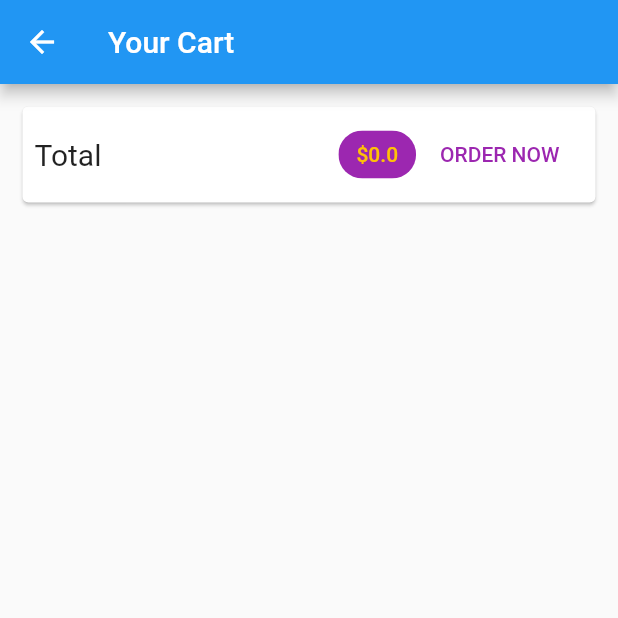
After one commit to ONPOP/Udemy_shopping_app, a Flutter app: the CartScreen screen opened by its route, on a phone screen of 412 x 824 dp, the top half of it. The commit adds this screen. Run offline on Flutter 3.47's test engine with Material 2 defaults, Android fonts, the light colour scheme and no system bars; network calls fail.

Commit message:
order now

```diff
--- a/lib/main.dart
+++ b/lib/main.dart
@@ -5,6 +5,7 @@
 import './screens/product_detail_screen.dart';
 import './screens/products_overview_screen.dart';
 import './providers/cart.dart';
+import './screens/cart_screen.dart';
 
 void main() {
   runApp(MyApp());
@@ -31,6 +32,7 @@
         home: ProductsOverviewScreen(),
         routes: {
           ProductDetailScreen.routeName : (ctx) => ProductDetailScreen(),
+          CartScreen.routeName : (ctx) => CartScreen(),
         },
       ),
     );
--- a/lib/providers/cart.dart
+++ b/lib/providers/cart.dart
@@ -15,11 +15,11 @@
 }
 
 class Cart with ChangeNotifier {
-  late Map<String, CartItem> _items = {};
+  Map<String, CartItem> _items = {};
 
   Map<String, CartItem> get items {
     //List 형식이 아니기 때문에 [] 사용 X!!
-    return {...items};
+    return {..._items};
   }
 
 
@@ -28,6 +28,14 @@
   //즉 itemCount 내부에서는 change하지 않는다!
   int get itemCount {
     return _items.length;
+  }
+
+  double get totalAmount {
+    var total = 0.0;
+    _items.forEach((key, cartItem) {
+      total += (cartItem.price * cartItem.quantity);
+    });
+    return total;
   }
 
   void addItem(
@@ -55,6 +63,13 @@
             quantity: 1),
       );
     }
+    print(_items.keys.toString());
     notifyListeners();
   }
+
+  void removeItem (String productId){
+    _items.remove(productId);
+    notifyListeners();
+  }
+
 }
--- /dev/null
+++ b/lib/screens/cart_screen.dart
@@ -0,0 +1,73 @@
+import 'package:provider/provider.dart';
+import 'package:flutter/material.dart';
+
+import '../providers/cart.dart';
+//import '../providers/cart.dart' show Cart;
+//이 screen에서는 Cart class만 필요하기 때문!!
+import '../widgets/cart_item.dart' as ci;
+
+class CartScreen extends StatelessWidget {
+  static const routeName = '/cart-screen';
+
+  @override
+  Widget build(BuildContext context) {
+    final cart = Provider.of<Cart>(context, listen: false);
+    return Scaffold(
+      appBar: AppBar(
+        title: Text('Your Cart'),
+      ),
+      body: Column(
+        children: <Widget>[
+          Card(
+            margin: EdgeInsets.all(15),
+            child: Padding(
+              padding: EdgeInsets.all(8),
+              child: Row(
+                mainAxisAlignment: MainAxisAlignment.spaceBetween,
+                children: <Widget>[
+                  Text(
+                    'Total',
+                    style: TextStyle(fontSize: 20),
+                  ),
+                  Spacer(),
+                  Chip(
+                    label: Text(
+                      '\$${cart.totalAmount}',
+                      style: TextStyle(
+                        color: Colors.amber,
+                      ),
+                    ),
+                    backgroundColor: Theme.of(context).primaryColor,
+                  ),
+                  FlatButton(
+                    child: Text('ORDER NOW'),
+                    onPressed: () {},
+                    textColor: Theme.of(context).primaryColor,
+                  )
+                ],
+              ),
+            ),
+          ),
+          SizedBox(
+            height: 30,
+          ),
+          Expanded(
+            child: ListView.builder(
+              itemBuilder: (ctx, i) {
+                return ci.CartItem(
+                  //Cart는 Map<String,CartItem> 형식 !! List X!!
+                  cart.items.values.toList()[i].id,
+                  cart.items.keys.toList()[i],
+                  cart.items.values.toList()[i].price,
+                  cart.items.values.toList()[i].quantity,
+                  cart.items.values.toList()[i].title,
+                );
+              },
+              itemCount: cart.items.length,
+            ),
+          ),
+        ],
+      ),
+    );
+  }
+}
--- a/lib/screens/products_overview_screen.dart
+++ b/lib/screens/products_overview_screen.dart
@@ -1,5 +1,6 @@
 import 'package:flutter/material.dart';
 import 'package:provider/provider.dart';
+import 'package:udemy_shopping_app/screens/cart_screen.dart';
 
 import '../widgets/girdview_list.dart';
 import '../widgets/badge.dart';
@@ -55,7 +56,9 @@
                 child: ch!,
                 value: cart.itemCount.toString()),
                 child: IconButton(
-                  onPressed: () {},
+                  onPressed: () {
+                    Navigator.of(context).pushNamed(CartScreen.routeName);
+                  },
                   icon: Icon(Icons.shopping_cart),
                 ),
           ),
--- a/lib/widgets/product_item.dart
+++ b/lib/widgets/product_item.dart
@@ -17,7 +17,7 @@
   @override
   Widget build(BuildContext context) {
     final product = Provider.of<Product>(context, listen: false);
-    final cart = Provider.of<Cart>(context, listen: false);
+    final cart = Provider.of<Cart>(context);
     return ClipRRect(
       borderRadius: BorderRadius.circular(10),
       child: GridTile(
@@ -56,7 +56,9 @@
             textAlign: TextAlign.center,
           ),
           trailing: IconButton(
-            icon: Icon(
+            icon:
+                // cart.items.isEmpty ? Icon(Icons.shopping_cart_outlined) :
+                Icon(
               Icons.shopping_cart,
             ),
             onPressed: () {
```
Also changed, not shown: lib/widgets/cart_item.dart (added, +68 -0 lines).
